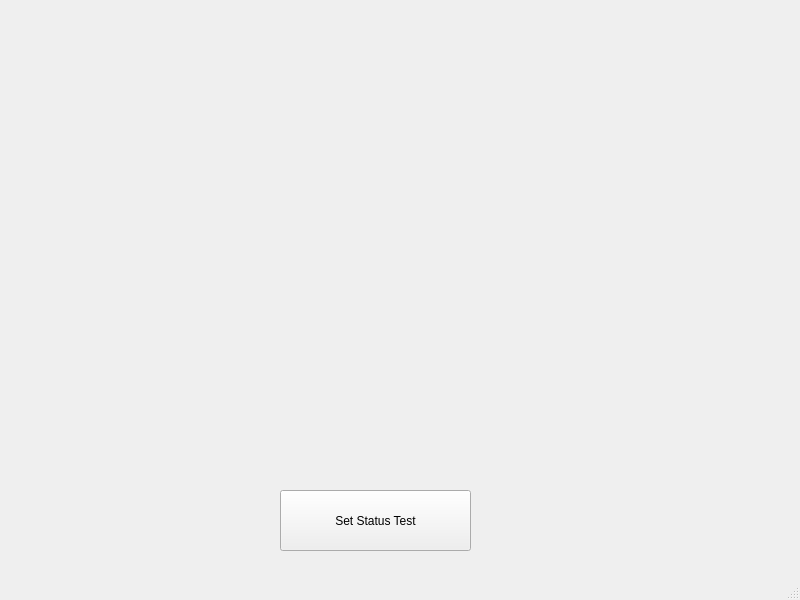
The window that mainwindow.ui (zhiyan114/Discord-RPC) describes before a commit, drawn with Qt 5.
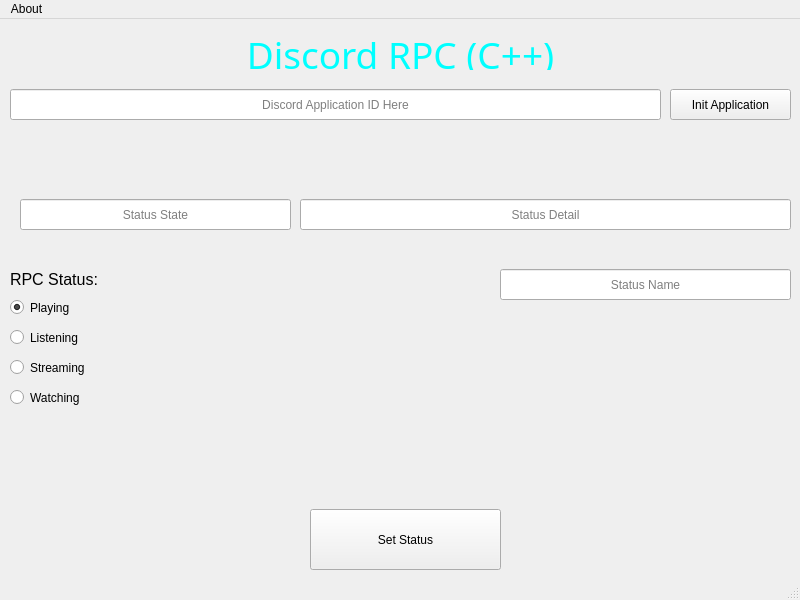
The same window after the commit.

```diff
--- a/mainwindow.ui
+++ b/mainwindow.ui
@@ -17,14 +17,220 @@
    <widget class="QPushButton" name="pushButton">
     <property name="geometry">
      <rect>
-      <x>280</x>
+      <x>310</x>
       <y>490</y>
       <width>191</width>
       <height>61</height>
      </rect>
     </property>
     <property name="text">
-     <string>Set Status Test</string>
+     <string>Set Status</string>
+    </property>
+    <property name="checkable">
+     <bool>false</bool>
+    </property>
+    <property name="checked">
+     <bool>false</bool>
+    </property>
+   </widget>
+   <widget class="QLabel" name="label">
+    <property name="geometry">
+     <rect>
+      <x>10</x>
+      <y>10</y>
+      <width>781</width>
+      <height>41</height>
+     </rect>
+    </property>
+    <property name="font">
+     <font>
+      <family>OCR A Extended</family>
+      <pointsize>28</pointsize>
+      <underline>true</underline>
+     </font>
+    </property>
+    <property name="autoFillBackground">
+     <bool>false</bool>
+    </property>
+    <property name="styleSheet">
+     <string notr="true">QLabel { color:rgb(0, 255, 255);}</string>
+    </property>
+    <property name="text">
+     <string>&lt;html&gt;&lt;head/&gt;&lt;body&gt;&lt;p&gt;Discord RPC (C++)&lt;/p&gt;&lt;/body&gt;&lt;/html&gt;</string>
+    </property>
+    <property name="scaledContents">
+     <bool>true</bool>
+    </property>
+    <property name="alignment">
+     <set>Qt::AlignCenter</set>
+    </property>
+    <property name="wordWrap">
+     <bool>true</bool>
+    </property>
+   </widget>
+   <widget class="QLineEdit" name="AppID">
+    <property name="geometry">
+     <rect>
+      <x>10</x>
+      <y>70</y>
+      <width>651</width>
+      <height>31</height>
+     </rect>
+    </property>
+    <property name="inputMask">
+     <string/>
+    </property>
+    <property name="alignment">
+     <set>Qt::AlignCenter</set>
+    </property>
+    <property name="placeholderText">
+     <string>Discord Application ID Here</string>
+    </property>
+   </widget>
+   <widget class="QPushButton" name="pushButton_2">
+    <property name="geometry">
+     <rect>
+      <x>670</x>
+      <y>70</y>
+      <width>121</width>
+      <height>31</height>
+     </rect>
+    </property>
+    <property name="text">
+     <string>Init Application</string>
+    </property>
+   </widget>
+   <widget class="QLineEdit" name="StatusState">
+    <property name="geometry">
+     <rect>
+      <x>20</x>
+      <y>180</y>
+      <width>271</width>
+      <height>31</height>
+     </rect>
+    </property>
+    <property name="alignment">
+     <set>Qt::AlignCenter</set>
+    </property>
+    <property name="readOnly">
+     <bool>false</bool>
+    </property>
+    <property name="placeholderText">
+     <string>Status State</string>
+    </property>
+   </widget>
+   <widget class="QLineEdit" name="StatusDetail">
+    <property name="geometry">
+     <rect>
+      <x>300</x>
+      <y>180</y>
+      <width>491</width>
+      <height>31</height>
+     </rect>
+    </property>
+    <property name="alignment">
+     <set>Qt::AlignCenter</set>
+    </property>
+    <property name="placeholderText">
+     <string>Status Detail</string>
+    </property>
+   </widget>
+   <widget class="QRadioButton" name="isListening">
+    <property name="geometry">
+     <rect>
+      <x>10</x>
+      <y>310</y>
+      <width>82</width>
+      <height>17</height>
+     </rect>
+    </property>
+    <property name="text">
+     <string>Listening</string>
+    </property>
+   </widget>
+   <widget class="QRadioButton" name="isStreaming">
+    <property name="geometry">
+     <rect>
+      <x>10</x>
+      <y>340</y>
+      <width>82</width>
+      <height>17</height>
+     </rect>
+    </property>
+    <property name="text">
+     <string>Streaming</string>
+    </property>
+    <property name="checked">
+     <bool>false</bool>
+    </property>
+   </widget>
+   <widget class="QRadioButton" name="isPlaying">
+    <property name="geometry">
+     <rect>
+      <x>10</x>
+      <y>280</y>
+      <width>82</width>
+      <height>17</height>
+     </rect>
+    </property>
+    <property name="text">
+     <string>Playing</string>
+    </property>
+    <property name="checked">
+     <bool>true</bool>
+    </property>
+   </widget>
+   <widget class="QRadioButton" name="isWatching">
+    <property name="geometry">
+     <rect>
+      <x>10</x>
+      <y>370</y>
+      <width>82</width>
+      <height>17</height>
+     </rect>
+    </property>
+    <property name="text">
+     <string>Watching</string>
+    </property>
+   </widget>
+   <widget class="QLabel" name="label_2">
+    <property name="geometry">
+     <rect>
+      <x>10</x>
+      <y>250</y>
+      <width>91</width>
+      <height>21</height>
+     </rect>
+    </property>
+    <property name="font">
+     <font>
+      <pointsize>12</pointsize>
+     </font>
+    </property>
+    <property name="text">
+     <string>RPC Status:</string>
+    </property>
+    <property name="scaledContents">
+     <bool>true</bool>
+    </property>
+    <property name="wordWrap">
+     <bool>true</bool>
+    </property>
+   </widget>
+   <widget class="QLineEdit" name="StatusName">
+    <property name="geometry">
+     <rect>
+      <x>500</x>
+      <y>250</y>
+      <width>291</width>
+      <height>31</height>
+     </rect>
+    </property>
+    <property name="alignment">
+     <set>Qt::AlignCenter</set>
+    </property>
+    <property name="placeholderText">
+     <string>Status Name</string>
     </property>
    </widget>
   </widget>
@@ -37,6 +243,13 @@
      <height>21</height>
     </rect>
    </property>
+   <widget class="QMenu" name="menuAbout">
+    <property name="title">
+     <string>About</string>
+    </property>
+    <addaction name="actionCredits"/>
+   </widget>
+   <addaction name="menuAbout"/>
   </widget>
   <widget class="QStatusBar" name="statusbar"/>
  </widget>
```
Left out of the diff: 7 changed lines with no effect on the pictures.
